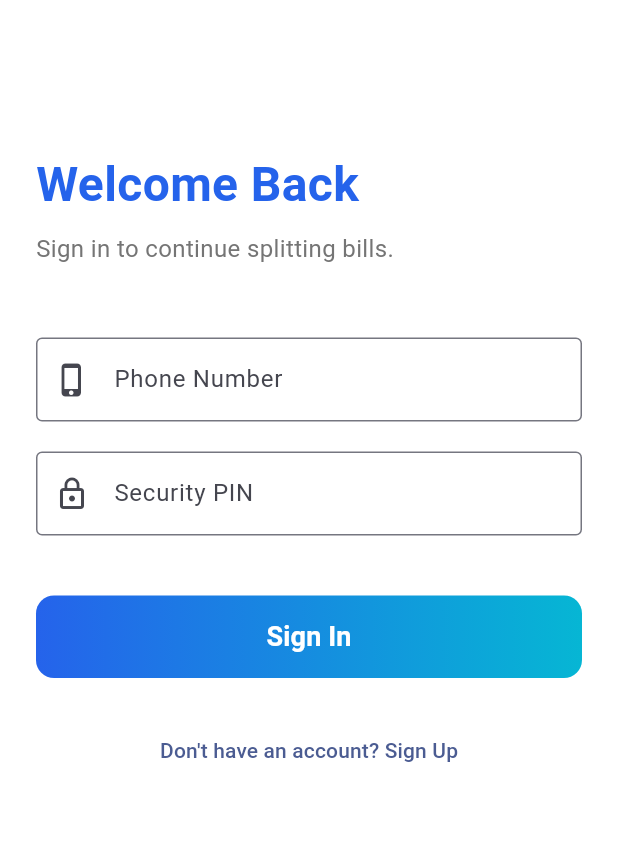
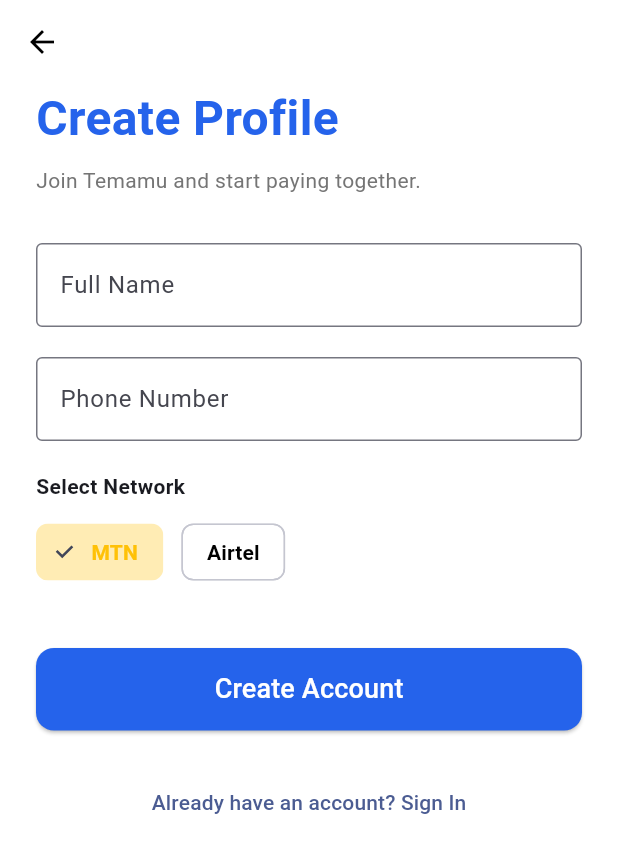
Before and after one commit to KiwanukaGod/temamu, a Flutter app: the screen it shows after launch, after a tap on "Don't have an account? Sign Up", on a phone screen of 412 x 824 dp. Shown: the top 853 px of the screen. Run offline on Flutter 3.47's test engine with Material 3 defaults, Android fonts, the light colour scheme and no system bars.

Commit message:
Feat: Add login screen, implement sign up screen with network selection, integrate named routes and bi-directional navigation flow bwtween the sign up and login screens.

```diff
--- a/lib/features/auth/screens/login_screen.dart
+++ b/lib/features/auth/screens/login_screen.dart
@@ -14,13 +14,12 @@ class LoginScreen extends StatelessWidget {
             crossAxisAlignment: CrossAxisAlignment.start,
             children: [
               const SizedBox(height: 100),
-              // 1. Branding Header
-              Text(
+              const Text(
                 "Welcome Back",
                 style: TextStyle(
                   fontSize: 32,
                   fontWeight: FontWeight.bold,
-                  color: Color(0xFF2563EB), // Deep Blue
+                  color: Color(0xFF2563EB),
                 ),
               ),
               const SizedBox(height: 8),
@@ -29,12 +28,9 @@ class LoginScreen extends StatelessWidget {
                 style: TextStyle(fontSize: 16, color: Colors.grey[600]),
               ),
               const SizedBox(height: 48),
-
-              // 2. Input Fields
               const TextField(
                 decoration: InputDecoration(
                   labelText: "Phone Number",
-                  hintText: "e.g., 078XXXXXXX",
                   prefixIcon: Icon(Icons.phone_iphone),
                   border: OutlineInputBorder(),
                 ),
@@ -49,9 +45,9 @@ class LoginScreen extends StatelessWidget {
                   border: OutlineInputBorder(),
                 ),
               ),
+              const SizedBox(height: 40),
 
-              // 3. Action Button
-              const SizedBox(height: 40),
+              // SIGN IN BUTTON
               Container(
                 width: double.infinity,
                 height: 55,
@@ -63,7 +59,7 @@ class LoginScreen extends StatelessWidget {
                 ),
                 child: ElevatedButton(
                   onPressed: () {
-                    // We will add navigation to Home later
+                    // Later: Navigate to Home
                   },
                   style: ElevatedButton.styleFrom(
                     backgroundColor: Colors.transparent,
@@ -77,12 +73,14 @@ class LoginScreen extends StatelessWidget {
                 ),
               ),
 
-              // 4. Footer
               const SizedBox(height: 24),
+
+              // NAVIGATION TO SIGN UP
               Center(
                 child: TextButton(
                   onPressed: () {
-                    // Navigate to Signup
+                    // Moves to the Sign Up screen
+                    Navigator.pushNamed(context, '/signup');
                   },
                   child: const Text("Don't have an account? Sign Up"),
                 ),
--- /dev/null
+++ b/lib/features/auth/screens/sign_up_screen.dart
@@ -0,0 +1,99 @@
+import 'package:flutter/material.dart';
+
+class SignUpScreen extends StatefulWidget {
+  const SignUpScreen({super.key});
+
+  @override
+  State<SignUpScreen> createState() => _SignUpScreenState();
+}
+
+class _SignUpScreenState extends State<SignUpScreen> {
+  String selectedNetwork = 'MTN';
+
+  @override
+  Widget build(BuildContext context) {
+    return Scaffold(
+      backgroundColor: Colors.white,
+      // The back arrow in the AppBar will also work automatically!
+      appBar: AppBar(
+        backgroundColor: Colors.transparent,
+        elevation: 0,
+        iconTheme: const IconThemeData(color: Colors.black)
+      ),
+      body: SingleChildScrollView(
+        padding: const EdgeInsets.symmetric(horizontal: 24.0),
+        child: Column(
+          crossAxisAlignment: CrossAxisAlignment.start,
+          children: [
+            const Text(
+              "Create Profile",
+              style: TextStyle(fontSize: 32, fontWeight: FontWeight.bold, color: Color(0xFF2563EB))
+            ),
+            const SizedBox(height: 8),
+            Text("Join Temamu and start paying together.", style: TextStyle(color: Colors.grey[600])),
+            const SizedBox(height: 32),
+            const TextField(decoration: InputDecoration(labelText: "Full Name", border: OutlineInputBorder())),
+            const SizedBox(height: 20),
+            const TextField(decoration: InputDecoration(labelText: "Phone Number", border: OutlineInputBorder())),
+            const SizedBox(height: 20),
+            const Text("Select Network", style: TextStyle(fontWeight: FontWeight.w600)),
+            const SizedBox(height: 10),
+            Row(
+              children: [
+                _buildNetworkChip("MTN", Colors.amber),
+                const SizedBox(width: 12),
+                _buildNetworkChip("Airtel", Colors.red),
+              ],
+            ),
+            const SizedBox(height: 40),
+            SizedBox(
+              width: double.infinity,
+              height: 55,
+              child: ElevatedButton(
+                onPressed: () {
+                  // Later: Save user and go to Home
+                },
+                style: ElevatedButton.styleFrom(
+                  backgroundColor: const Color(0xFF2563EB),
+                  shape: RoundedRectangleBorder(borderRadius: BorderRadius.circular(12)),
+                ),
+                child: const Text("Create Account", style: TextStyle(color: Colors.white, fontSize: 18)),
+              ),
+            ),
+
+            const SizedBox(height: 24),
+
+            // NAVIGATION BACK TO LOGIN
+            Center(
+              child: TextButton(
+                onPressed: () {
+                  // Goes back to the previous screen (Login)
+                  Navigator.pop(context);
+                },
+                child: const Text("Already have an account? Sign In"),
+              ),
+            ),
+          ],
+        ),
+      ),
+    );
+  }
+
+  Widget _buildNetworkChip(String label, Color color) {
+    bool isSelected = selectedNetwork == label;
+    return ChoiceChip(
+      label: Text(label),
+      selected: isSelected,
+      onSelected: (val) {
+        setState(() {
+          selectedNetwork = label;
+        });
+      },
+      selectedColor: color.withOpacity(0.3),
+      labelStyle: TextStyle(
+        color: isSelected ? color : Colors.black,
+        fontWeight: FontWeight.bold
+      ),
+    );
+  }
+}
--- a/lib/features/auth/screens/splash_screen.dart
+++ b/lib/features/auth/screens/splash_screen.dart
@@ -1,8 +1,7 @@
-import 'dart:async'; // Fix 1: Adds the Timer capability
+import 'dart:async';
 import 'package:flutter/material.dart';
-import 'login_screen.dart'; // Fix 2: Links to your login file
+import 'login_screen.dart';
 
-// Fix 3: Changed 'StatelessWidget' to 'StatefulWidget'
 class SplashScreen extends StatefulWidget {
   const SplashScreen({super.key});
 
--- a/lib/main.dart
+++ b/lib/main.dart
@@ -1,16 +1,12 @@
 import 'package:flutter/material.dart';
-// import 'package:firebase_core/firebase_core.dart'; // Required for Firestore/Auth
+
+// Import your screens using the project structure we created
 import 'features/auth/screens/splash_screen.dart';
 import 'features/auth/screens/login_screen.dart';
+import 'features/auth/screens/sign_up_screen.dart';
 
-void main() async {
-  // 1. Ensures Flutter is ready to call native code (like Firebase)
-  WidgetsFlutterBinding.ensureInitialized();
-
-  // 2. Connects your app to your Firebase project
-  // Note: You must run the 'flutterfire configure' command in your terminal first!
-  // await Firebase.initializeApp();
-
+void main() {
+  // We removed 'async' and 'Firebase' for now to keep things moving!
   runApp(const TemamuApp());
 }
 
@@ -21,9 +17,9 @@ class TemamuApp extends StatelessWidget {
   Widget build(BuildContext context) {
     return MaterialApp(
       title: 'Temamu',
-      debugShowCheckedModeBanner: false, // Hides that red 'Debug' banner
+      debugShowCheckedModeBanner: false, // Hides the debug banner
 
-      // 3. Define the Global Fintech Theme
+      // 1. GLOBAL FINTECH THEME
       theme: ThemeData(
         useMaterial3: true,
         primaryColor: const Color(0xFF2563EB), // Deep Blue
@@ -32,21 +28,20 @@ class TemamuApp extends StatelessWidget {
           secondary: const Color(0xFF06B6D4), // Soft Cyan
           surface: Colors.white,
         ),
-        // Modern Typography (Using Inter or system sans-serif)
+        // Setting a clean, modern font style
         textTheme: const TextTheme(
           displayLarge: TextStyle(fontWeight: FontWeight.bold, color: Color(0xFF1E293B)),
           bodyLarge: TextStyle(color: Color(0xFF334155)),
         ),
       ),
 
-      // 4. Set the initial screen
-      home: const SplashScreen(),
-
-      // 5. Future-proofing with Routes
-      // This is where you will list your Home and Login screens later
+      // 2. NAVIGATION ROUTES
+      // This tells the app exactly what screen to show for each name
+      initialRoute: '/',
       routes: {
-        '/login': (context) => const Placeholder(), // Temporary placeholder
-        '/home': (context) => const Placeholder(),
+        '/': (context) => const SplashScreen(),
+        '/login': (context) => const LoginScreen(),
+        '/signup': (context) => const SignUpScreen(),
       },
     );
   }
```
